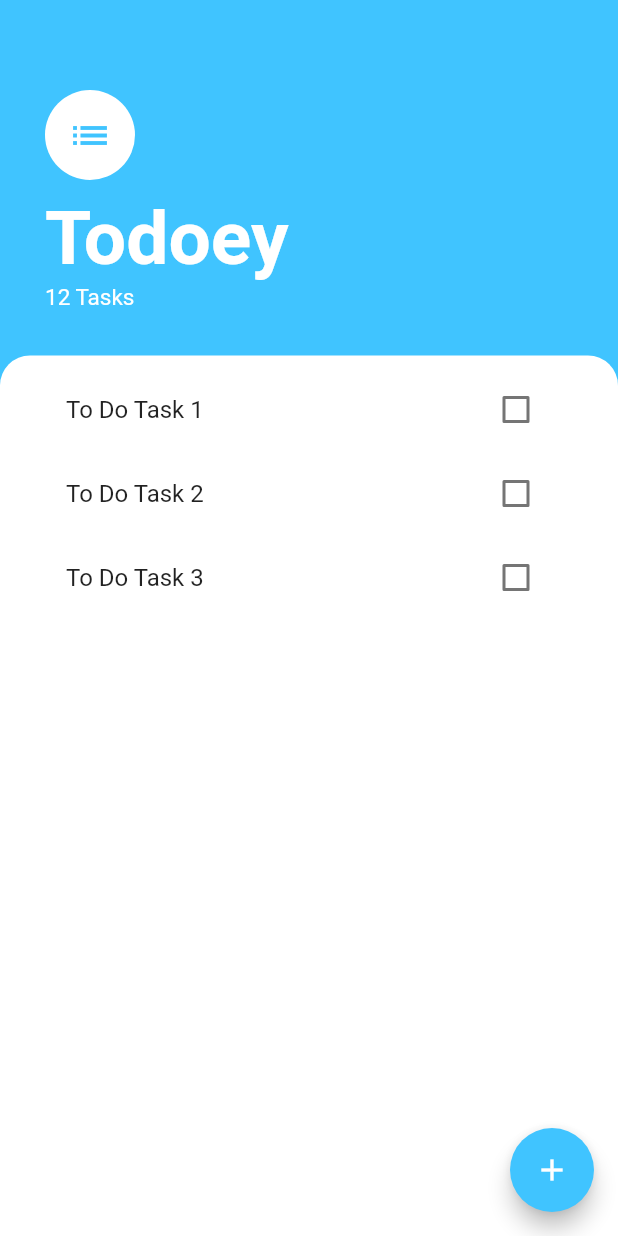
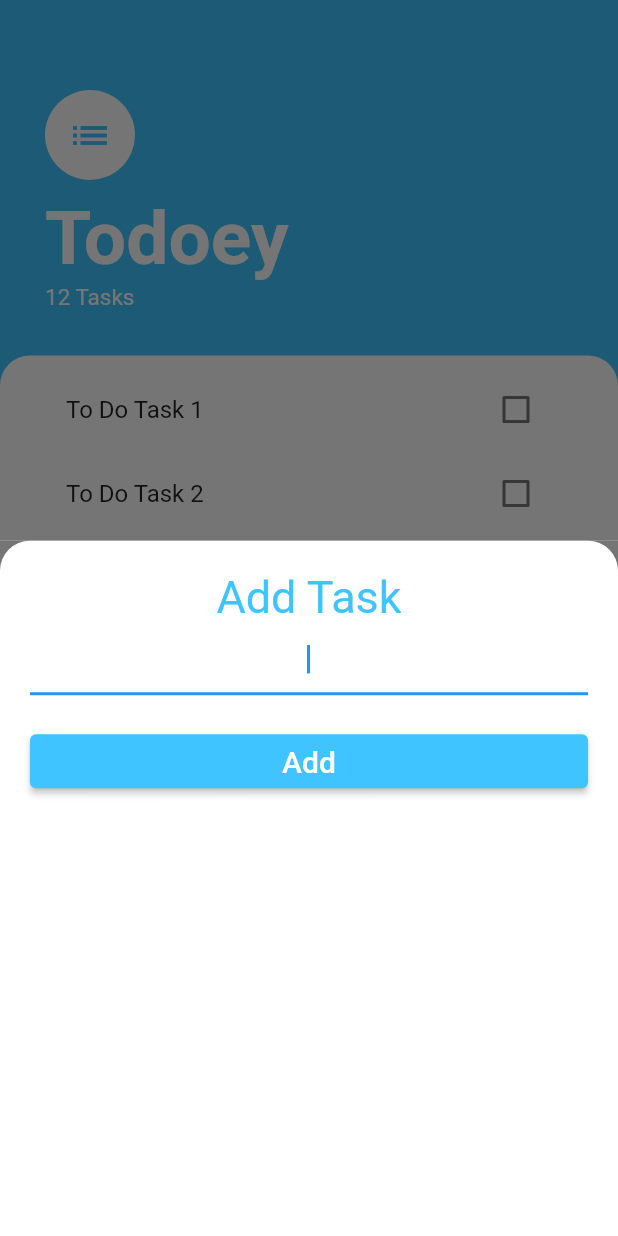
Before and after one commit to mfrancetic/to-do-app-flutter, a Flutter app: the screen it shows after launch, after a tap on the "add" icon, on a phone screen of 412 x 824 dp. Run offline on Flutter 3.47's test engine with Material 2 defaults, Android fonts, the phone set to English and light mode, and no system bars.

Commit message:
Create AddTaskScreen with a title, TextField and add button

```diff
--- /dev/null
+++ b/lib/presentation/screens/add_task_screen.dart
@@ -0,0 +1,46 @@
+import 'package:flutter/material.dart';
+
+class AddTaskScreen extends StatelessWidget {
+  const AddTaskScreen({Key? key}) : super(key: key);
+
+  @override
+  Widget build(BuildContext context) {
+    return Container(
+      color: const Color(0xff757575),
+      child: Container(
+        padding: const EdgeInsets.all(20),
+        decoration: const BoxDecoration(
+            color: Colors.white,
+            borderRadius: BorderRadius.only(
+                topLeft: Radius.circular(20), topRight: Radius.circular(20))),
+        child:
+            Column(crossAxisAlignment: CrossAxisAlignment.stretch, children: [
+          const Text(
+            'Add Task',
+            textAlign: TextAlign.center,
+            style: TextStyle(color: Colors.lightBlueAccent, fontSize: 30),
+          ),
+          const TextField(
+            autofocus: true,
+            textAlign: TextAlign.center,
+          ),
+          const SizedBox(
+            height: 20,
+          ),
+          ElevatedButton(
+              style: ElevatedButton.styleFrom(
+                primary: Colors.lightBlueAccent,
+                onPrimary: Colors.white,
+              ),
+              onPressed: () {
+                Navigator.pop(context);
+              },
+              child: const Text(
+                'Add',
+                style: TextStyle(fontSize: 20),
+              ))
+        ]),
+      ),
+    );
+  }
+}
--- a/lib/presentation/screens/tasks_screen.dart
+++ b/lib/presentation/screens/tasks_screen.dart
@@ -1,4 +1,5 @@
 import 'package:flutter/material.dart';
+import 'package:flutter_todoey/presentation/screens/add_task_screen.dart';
 import 'package:flutter_todoey/presentation/screens/tasks_view.dart';
 
 class TasksScreen extends StatelessWidget {
@@ -10,7 +11,12 @@ class TasksScreen extends StatelessWidget {
       backgroundColor: Colors.lightBlueAccent,
       floatingActionButton: FloatingActionButton(
           backgroundColor: Colors.lightBlueAccent,
-          onPressed: (() {}),
+          onPressed: (() {
+            showModalBottomSheet(
+                context: context,
+                // anonymous function, widget build function, that takes in context
+                builder: (context) => const AddTaskScreen());
+          }),
           child: const Icon(
             Icons.add,
             color: Colors.white,
```
